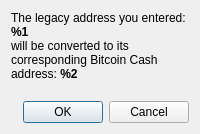
First picture: the form in src/qt/forms/legacyaddressconvertdialog.ui, repository bitfinitechain/bitfinite-core, before the edit.
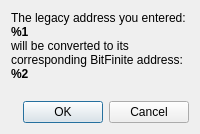
Second picture: the form after the edit.

Diff of the .ui file:
```diff
--- a/src/qt/forms/legacyaddressconvertdialog.ui
+++ b/src/qt/forms/legacyaddressconvertdialog.ui
@@ -12,7 +12,7 @@
       <bool>true</bool>
      </property>
      <property name="text">
-      <string>The legacy address you entered: &lt;b&gt;%1&lt;/b&gt;&lt;br&gt;will be converted to its corresponding Bitcoin Cash address: &lt;b&gt;%2&lt;/b&gt;</string>
+      <string>The legacy address you entered: &lt;b&gt;%1&lt;/b&gt;&lt;br&gt;will be converted to its corresponding BitFinite address: &lt;b&gt;%2&lt;/b&gt;</string>
      </property>
     </widget>
    </item>
```
